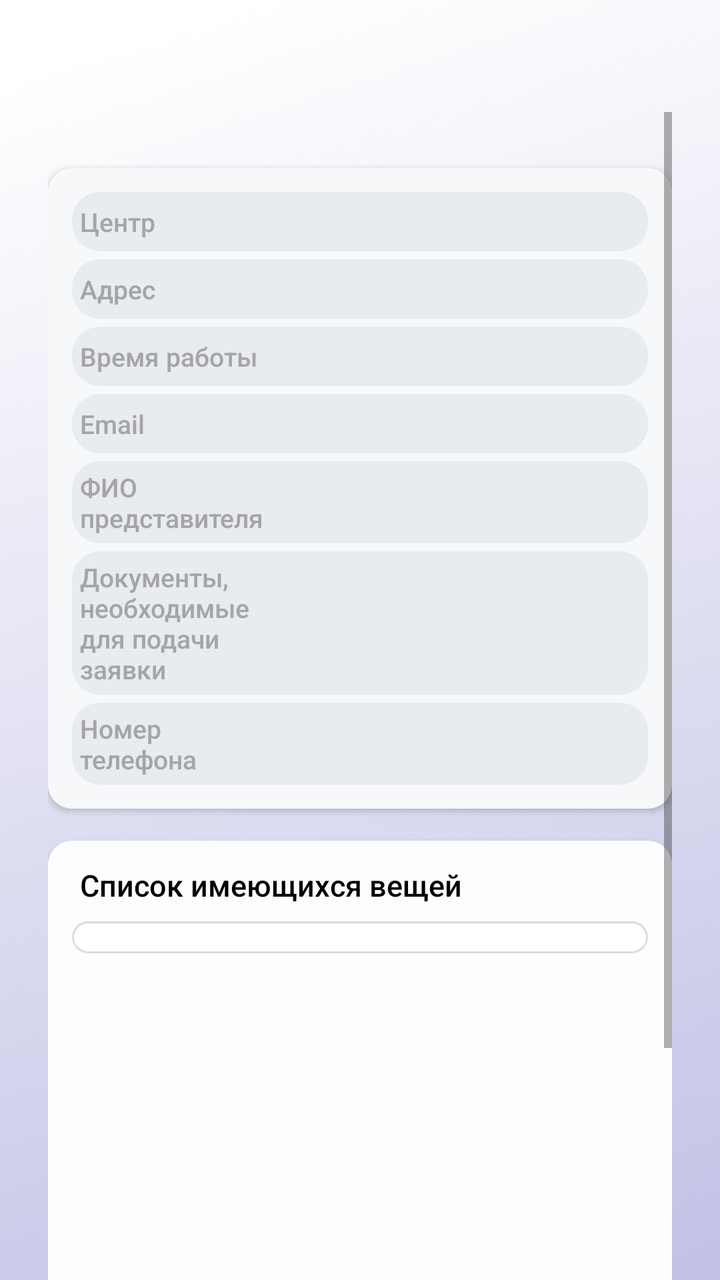
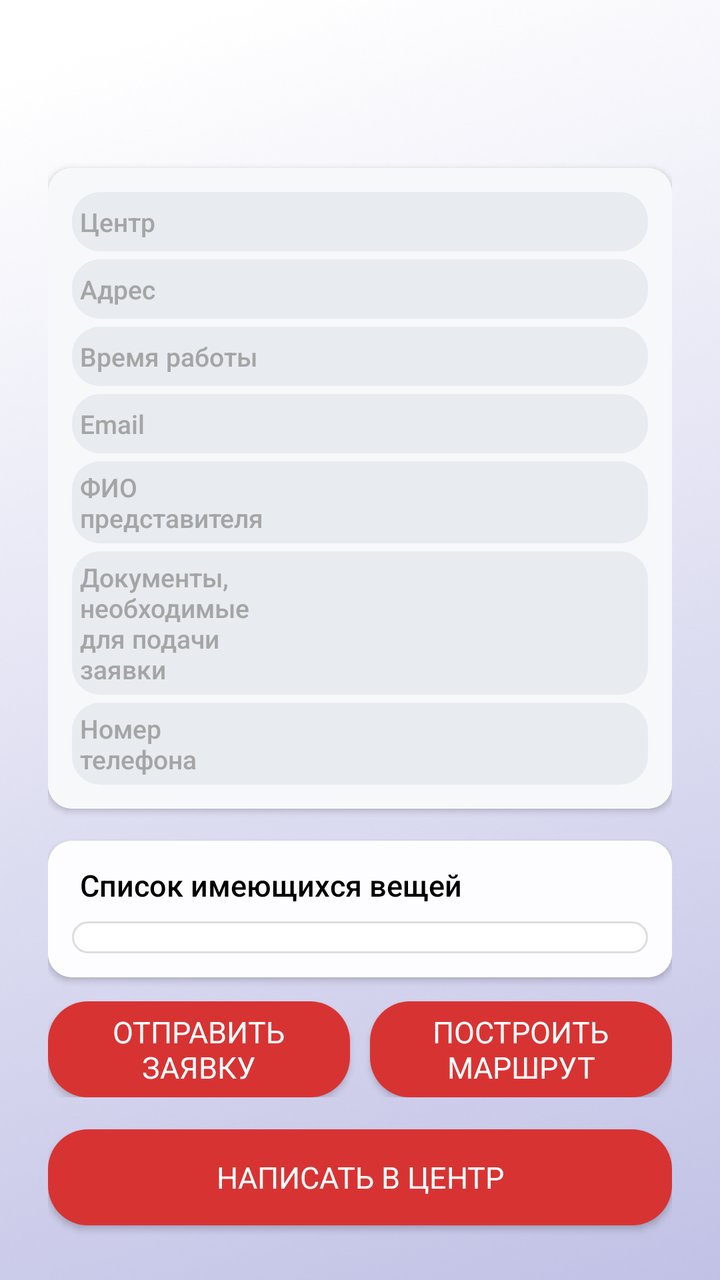

An Android layout rendered at two revisions. The XML below is the earlier revision; the diff shows what the commit changed to produce the second picture.
<!-- AndroidManifest.xml: application theme Theme.AppCompat.Light -->
<!-- res/layout/activity_view_center.xml -->
<?xml version="1.0" encoding="utf-8"?>
<ScrollView xmlns:android="http://schemas.android.com/apk/res/android"
    xmlns:app="http://schemas.android.com/apk/res-auto"
    android:layout_width="match_parent"
    android:layout_height="match_parent"
    android:background="@drawable/background_b"
    android:paddingTop="?attr/actionBarSize"
    android:paddingStart="24dp"
    android:paddingEnd="24dp"
    android:fillViewport="true">

    <LinearLayout
        android:id="@+id/main"
        android:layout_width="match_parent"
        android:layout_height="wrap_content"
        android:orientation="vertical"
        android:gravity="center_horizontal"
        android:paddingTop="20dp">

        
        <androidx.cardview.widget.CardView
            android:layout_width="match_parent"
            android:layout_height="wrap_content"
            android:layout_marginTop="8dp"
            android:layout_marginBottom="8dp"
            android:elevation="4dp"
            app:cardCornerRadius="12dp"
            app:cardBackgroundColor="@android:color/white">

            <LinearLayout
                android:layout_width="match_parent"
                android:layout_height="wrap_content"
                android:background="#F7F8FA"
                android:orientation="vertical"
                android:padding="12dp">

                
                <LinearLayout
                    android:layout_width="match_parent"
                    android:layout_height="wrap_content"
                    android:orientation="horizontal"
                    android:background="@drawable/bg_section"
                    android:gravity="center_vertical"
                    android:padding="4dp"
                    android:layout_marginBottom="4dp">

                    <TextView
                        android:layout_width="0dp"
                        android:layout_height="wrap_content"
                        android:layout_weight="1"
                        android:text="@string/center"
                        android:textColor="#A5A5A5"
                        android:fontFamily="sans-serif-medium"
                        android:textSize="13sp"/>

                    <TextView
                        android:id="@+id/center_name"
                        android:layout_width="0dp"
                        android:layout_height="wrap_content"
                        android:layout_weight="2"
                        android:text=""
                        android:textColor="#2A4D8F"
                        android:textStyle="bold"
                        android:fontFamily="sans-serif"
                        android:textSize="16sp"
                        android:paddingStart="4dp"/>
                </LinearLayout>

                
                <LinearLayout
                    android:layout_width="match_parent"
                    android:layout_height="wrap_content"
                    android:orientation="horizontal"
                    android:background="@drawable/bg_section"
                    android:gravity="center_vertical"
                    android:padding="4dp"
                    android:layout_marginBottom="4dp">

                    <TextView
                        android:layout_width="0dp"
                        android:layout_height="wrap_content"
                        android:layout_weight="1"
                        android:text="@string/address"
                        android:textColor="#A5A5A5"
                        android:fontFamily="sans-serif-medium"
                        android:textSize="13sp"/>

                    <TextView
                        android:id="@+id/address"
                        android:layout_width="0dp"
                        android:layout_height="wrap_content"
                        android:layout_weight="2"
                        android:text=""
                        android:textColor="@color/black"
                        android:textStyle="bold"
                        android:fontFamily="sans-serif"
                        android:textSize="16sp"
                        android:paddingStart="4dp"/>
                </LinearLayout>

                
                <LinearLayout
                    android:layout_width="match_parent"
                    android:layout_height="wrap_content"
                    android:orientation="horizontal"
                    android:background="@drawable/bg_section"
                    android:gravity="center_vertical"
                    android:padding="4dp"
                    android:layout_marginBottom="4dp">

                    <TextView
                        android:layout_width="0dp"
                        android:layout_height="wrap_content"
                        android:layout_weight="1"
                        android:text="@string/worktime"
                        android:textColor="#A5A5A5"
                        android:fontFamily="sans-serif-medium"
                        android:textSize="13sp"/>

                    <TextView
                        android:id="@+id/work_time"
                        android:layout_width="0dp"
                        android:layout_height="wrap_content"
                        android:layout_weight="2"
                        android:text=""
                        android:textColor="#0B8638"
                        android:textStyle="bold"
                        android:fontFamily="sans-serif"
                        android:textSize="16sp"
                        android:paddingStart="4dp"/>
                </LinearLayout>

                
                <LinearLayout
                    android:layout_width="match_parent"
                    android:layout_height="wrap_content"
                    android:orientation="horizontal"
                    android:background="@drawable/bg_section"
                    android:gravity="center_vertical"
                    android:padding="4dp"
                    android:layout_marginBottom="4dp">

                    <TextView
                        android:layout_width="0dp"
                        android:layout_height="wrap_content"
                        android:layout_weight="1"
                        android:text="@string/email"
                        android:textColor="#A5A5A5"
                        android:fontFamily="sans-serif-medium"
                        android:textSize="13sp"/>

                    <TextView
                        android:id="@+id/email"
                        android:layout_width="0dp"
                        android:layout_height="wrap_content"
                        android:layout_weight="2"
                        android:text=""
                        android:textColor="#2A4D8F"
                        android:textStyle="bold"
                        android:fontFamily="sans-serif"
                        android:textSize="16sp"
                        android:paddingStart="4dp"/>
                </LinearLayout>

                
                <LinearLayout
                    android:layout_width="match_parent"
                    android:layout_height="wrap_content"
                    android:orientation="horizontal"
                    android:background="@drawable/bg_section"
                    android:gravity="center_vertical"
                    android:padding="4dp"
                    android:layout_marginBottom="4dp">

                    <TextView
                        android:layout_width="0dp"
                        android:layout_height="wrap_content"
                        android:layout_weight="1"
                        android:text="@string/agentfio"
                        android:textColor="#A5A5A5"
                        android:fontFamily="sans-serif-medium"
                        android:textSize="13sp"/>

                    <TextView
                        android:id="@+id/fio"
                        android:layout_width="0dp"
                        android:layout_height="wrap_content"
                        android:layout_weight="2"
                        android:text=""
                        android:textColor="@color/black"
                        android:textStyle="bold"
                        android:fontFamily="sans-serif"
                        android:textSize="16sp"
                        android:paddingStart="4dp"/>
                </LinearLayout>

                
                <LinearLayout
                    android:layout_width="match_parent"
                    android:layout_height="wrap_content"
                    android:orientation="horizontal"
                    android:background="@drawable/bg_section"
                    android:gravity="center_vertical"
                    android:padding="4dp"
                    android:layout_marginBottom="4dp">

                    <TextView
                        android:layout_width="0dp"
                        android:layout_height="wrap_content"
                        android:layout_weight="1"
                        android:text="@string/documentstoapp"
                        android:textColor="#A5A5A5"
                        android:fontFamily="sans-serif-medium"
                        android:textSize="13sp"/>

                    <TextView
                        android:id="@+id/doc"
                        android:layout_width="0dp"
                        android:layout_height="wrap_content"
                        android:layout_weight="2"
                        android:text=""
                        android:textColor="@color/black"
                        android:textStyle="bold"
                        android:fontFamily="sans-serif"
                        android:textSize="16sp"
                        android:paddingStart="4dp"/>
                </LinearLayout>

                
                <LinearLayout
                    android:layout_width="match_parent"
                    android:layout_height="wrap_content"
                    android:orientation="horizontal"
                    android:background="@drawable/bg_section"
                    android:gravity="center_vertical"
                    android:padding="4dp">

                    <TextView
                        android:layout_width="0dp"
                        android:layout_height="wrap_content"
                        android:layout_weight="1"
                        android:text="@string/phonenumber"
                        android:textColor="#A5A5A5"
                        android:fontFamily="sans-serif-medium"
                        android:textSize="13sp"/>

                    <TextView
                        android:id="@+id/phone_number"
                        android:layout_width="0dp"
                        android:layout_height="wrap_content"
                        android:layout_weight="2"
                        android:text=""
                        android:textColor="@color/black"
                        android:textStyle="bold"
                        android:fontFamily="sans-serif"
                        android:textSize="16sp"
                        android:paddingStart="4dp"/>
                </LinearLayout>
            </LinearLayout>
        </androidx.cardview.widget.CardView>

        
        <androidx.cardview.widget.CardView
            android:layout_width="match_parent"
            android:layout_height="wrap_content"
            android:layout_marginTop="8dp"
            android:layout_marginBottom="12dp"
            android:elevation="4dp"
            app:cardCornerRadius="12dp"
            app:cardBackgroundColor="@android:color/white">

            <LinearLayout
                android:layout_width="match_parent"
                android:layout_height="wrap_content"
                android:background="#FDFDFF"
                android:orientation="vertical"
                android:padding="12dp">

                <TextView
                    android:layout_width="match_parent"
                    android:layout_height="wrap_content"
                    android:text="@string/availablethingslist"
                    android:textColor="@color/black"
                    android:fontFamily="sans-serif-medium"
                    android:textSize="15sp"
                    android:paddingStart="4dp"
                    android:paddingBottom="8dp"/>

                <ScrollView
                    android:layout_width="match_parent"
                    android:layout_height="250dp"
                    android:maxHeight="250dp">

                    <androidx.recyclerview.widget.RecyclerView
                        android:id="@+id/recyclerView_list"
                        android:layout_width="match_parent"
                        android:layout_height="match_parent"
                        android:background="@drawable/bg_white_card"/>
                </ScrollView>
            </LinearLayout>
        </androidx.cardview.widget.CardView>

        
        <LinearLayout
            android:layout_width="match_parent"
            android:layout_height="wrap_content"
            android:orientation="horizontal"
            android:gravity="center"
            android:layout_marginBottom="16dp">

            <Button
                android:id="@+id/appl"
                android:text="@string/apply"
                android:layout_width="0dp"
                android:layout_height="wrap_content"
                android:layout_weight="1"
                android:background="@drawable/shape"
                android:textSize="15sp"
                android:fontFamily="sans-serif"
                android:paddingHorizontal="10dp"
                android:layout_marginEnd="10dp"
                android:textColor="@color/white"/>

            <Button
                android:id="@+id/route"
                android:text="@string/buildaroute"
                android:layout_width="0dp"
                android:layout_height="wrap_content"
                android:layout_weight="1"
                android:background="@drawable/shape"
                android:textSize="15sp"
                android:fontFamily="sans-serif"
                android:paddingHorizontal="10dp"
                android:textColor="@color/white"/>
        </LinearLayout>
    </LinearLayout>
</ScrollView>
<!-- resources referenced by this layout -->
<resources>
  <color name="black">#FF000000</color>
  <color name="white">#FFFFFFFF</color>
  <!-- drawable background_b: png bitmap (drawable, 208537 bytes) -->
  <!-- drawable bg_section (drawable) -->
  <shape xmlns:android="http://schemas.android.com/apk/res/android"
      android:shape="rectangle">
      <solid android:color="#E8EBF0" /> 
      <corners android:radius="14dp" /> 
      <padding
          android:left="8dp"
          android:top="8dp"
          android:right="8dp"
          android:bottom="8dp" />
  </shape>
  <!-- drawable bg_white_card (drawable) -->
  <shape xmlns:android="http://schemas.android.com/apk/res/android"
      android:shape="rectangle">
      <solid android:color="#FFFFFF"/>
      <corners android:radius="12dp"/>
      <padding android:left="12dp" android:top="8dp" android:right="12dp" android:bottom="8dp"/>
      <stroke android:width="1dp" android:color="#DDDDDD" />
  </shape>
  <!-- drawable shape (drawable) -->
  <?xml version="1.0" encoding="utf-8"?>
  <shape xmlns:android="http://schemas.android.com/apk/res/android"
      android:shape="rectangle">
      <solid android:color="#D83333" />
      <corners android:radius="20dp" />
  </shape>
  <string name="address">Адрес</string>
  <string name="agentfio">ФИО представителя</string>
  <string name="apply">Отправить заявку</string>
  <string name="availablethingslist">Список имеющихся вещей</string>
  <string name="buildaroute">Построить маршрут</string>
  <string name="center">Центр</string>
  <string name="documentstoapp">Документы, необходимые для подачи заявки</string>
  <string name="email">Email</string>
  <string name="phonenumber">Номер телефона</string>
  <string name="worktime">Время работы</string>
</resources>

<!-- the commit's change to res/layout/activity_view_center.xml (unified diff, before → after) -->
@@ -286,17 +286,12 @@
                     android:paddingStart="4dp"
                     android:paddingBottom="8dp"/>
 
-                <ScrollView
-                    android:layout_width="match_parent"
-                    android:layout_height="250dp"
-                    android:maxHeight="250dp">
-
-                    <androidx.recyclerview.widget.RecyclerView
-                        android:id="@+id/recyclerView_list"
-                        android:layout_width="match_parent"
-                        android:layout_height="match_parent"
-                        android:background="@drawable/bg_white_card"/>
-                </ScrollView>
+                <androidx.recyclerview.widget.RecyclerView
+                    android:id="@+id/recyclerView_list"
+                    android:layout_width="match_parent"
+                    android:layout_height="wrap_content"
+                    android:nestedScrollingEnabled="false"
+                    android:background="@drawable/bg_white_card"/>
             </LinearLayout>
         </androidx.cardview.widget.CardView>
 
@@ -333,5 +328,17 @@
                 android:paddingHorizontal="10dp"
                 android:textColor="@color/white"/>
         </LinearLayout>
+
+        <Button
+            android:id="@+id/chat"
+            android:text="@string/chat_with_center"
+            android:layout_width="match_parent"
+            android:layout_height="wrap_content"
+            android:layout_marginBottom="20dp"
+            android:background="@drawable/shape"
+            android:textSize="15sp"
+            android:fontFamily="sans-serif"
+            android:paddingHorizontal="10dp"
+            android:textColor="@color/white"/>
     </LinearLayout>
 </ScrollView>
<!-- resource entries referenced after the edit -->
@@ -35,6 +35,7 @@
   <string name="availablethingslist">Список имеющихся вещей</string>
   <string name="buildaroute">Построить маршрут</string>
   <string name="center">Центр</string>
+  <string name="chat_with_center">Написать в центр</string>
   <string name="documentstoapp">Документы, необходимые для подачи заявки</string>
   <string name="email">Email</string>
   <string name="phonenumber">Номер телефона</string>
